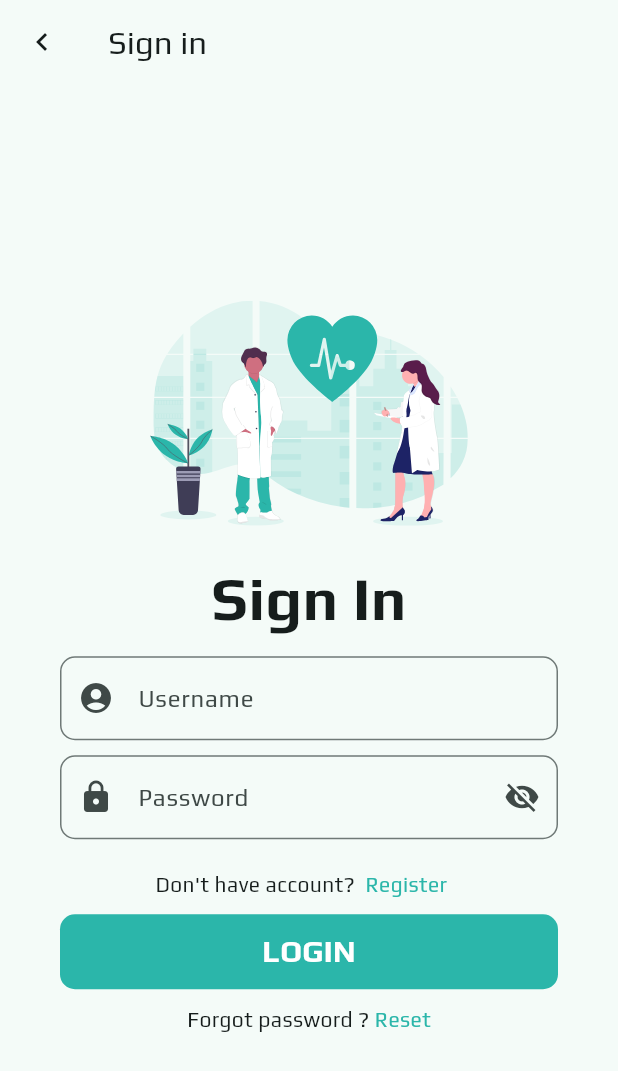
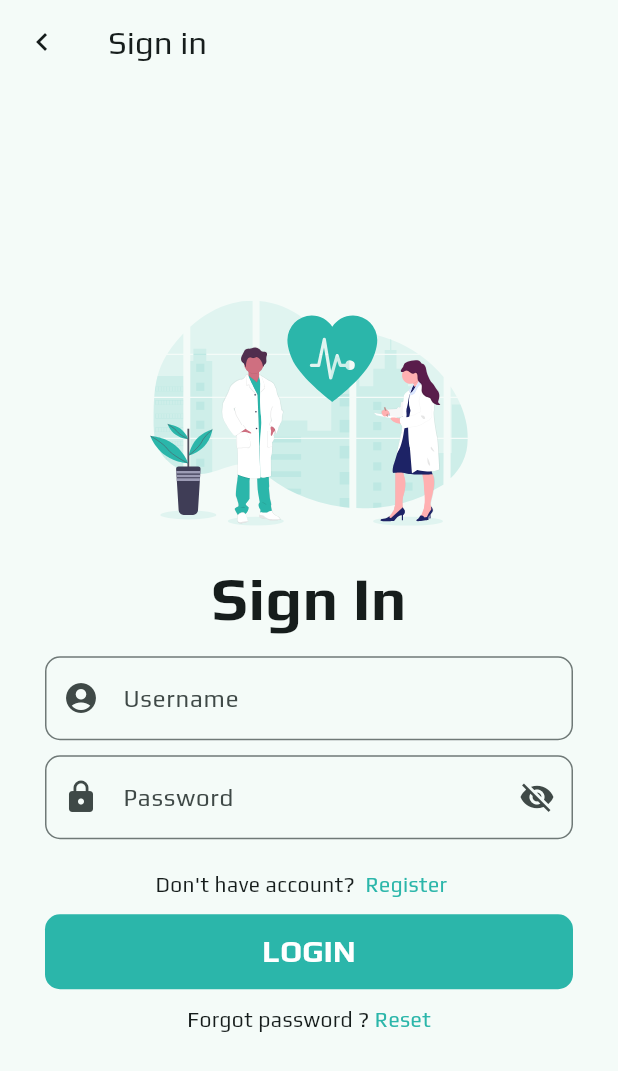
Before and after one commit to palladiumkenya/nishauri_new, a Flutter app: the screen it shows after launch, after a tap on "Login", on a phone screen of 412 x 824 dp. Shown: the top 1071 px of the screen. Run offline on Flutter 3.47's test engine with Material 2 defaults, Android fonts, the phone set to English and light mode, and no system bars; our stand-ins replace flutter_riverpod, flutter_svg, go_router, riverpod_annotation, shared_preferences.

```diff
--- a/lib/src/features/auth/presentation/pages/LoginScreen.dart
+++ b/lib/src/features/auth/presentation/pages/LoginScreen.dart
@@ -60,7 +60,7 @@ class _LoginScreenState extends State<LoginScreen> {
           body: ResponsiveWidget(
             buildPageContent: (BuildContext context, Color? color) => SafeArea(
               child: Container(
-                padding: const EdgeInsets.all(Constants.SPACING * 3),
+                padding: const EdgeInsets.all(Constants.SPACING * 2),
                 decoration: BoxDecoration(
                   color: color,
                   borderRadius: BorderRadius.circular(Constants.ROUNDNESS),
```
